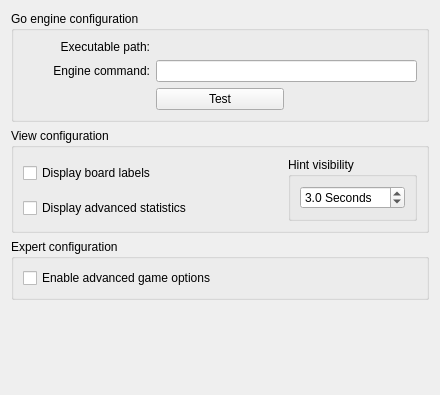
The window that src/gui/config.ui (KDE/kigo) describes before a commit, drawn with Qt 5.
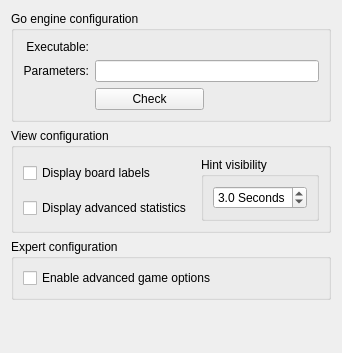
The same window after the commit. Custom widgets are drawn as their Qt base class.

Commit message: Several tweaks here and there, most notable ConfigScreen is more user-friendly and can be used to check for a valid Go engine.

```diff
--- a/src/gui/config.ui
+++ b/src/gui/config.ui
@@ -5,8 +5,8 @@
    <rect>
     <x>0</x>
     <y>0</y>
-    <width>440</width>
-    <height>395</height>
+    <width>342</width>
+    <height>353</height>
    </rect>
   </property>
   <property name="windowTitle" >
@@ -28,7 +28,7 @@
       <item row="2" column="0" >
        <widget class="QLabel" name="label" >
         <property name="text" >
-         <string>Engine command:</string>
+         <string>Parameters:</string>
         </property>
         <property name="alignment" >
          <set>Qt::AlignRight|Qt::AlignTrailing|Qt::AlignVCenter</set>
@@ -42,12 +42,19 @@
        <widget class="KLineEdit" name="kcfg_EngineCommand" />
       </item>
       <item row="0" column="1" colspan="2" >
-       <widget class="KUrlRequester" name="kcfg_EngineExecutable" />
+       <widget class="KUrlRequester" name="engineExecutable" >
+        <property name="sizePolicy" >
+         <sizepolicy vsizetype="Preferred" hsizetype="Preferred" >
+          <horstretch>1</horstretch>
+          <verstretch>1</verstretch>
+         </sizepolicy>
+        </property>
+       </widget>
       </item>
       <item row="0" column="0" >
        <widget class="QLabel" name="label_3" >
         <property name="text" >
-         <string>Executable path:</string>
+         <string>Executable:</string>
         </property>
         <property name="alignment" >
          <set>Qt::AlignRight|Qt::AlignTrailing|Qt::AlignVCenter</set>
@@ -60,10 +67,13 @@
       <item row="3" column="1" >
        <widget class="KPushButton" name="kpushbutton_2" >
         <property name="text" >
-         <string>Test</string>
+         <string>Check</string>
         </property>
        </widget>
       </item>
+      <item row="3" column="2" >
+       <widget class="QLabel" name="engineCheckLabel" />
+      </item>
      </layout>
     </widget>
    </item>
```
Left out of the diff: 12 changed lines with no effect on the pictures. The commit also changes 8 other files.
